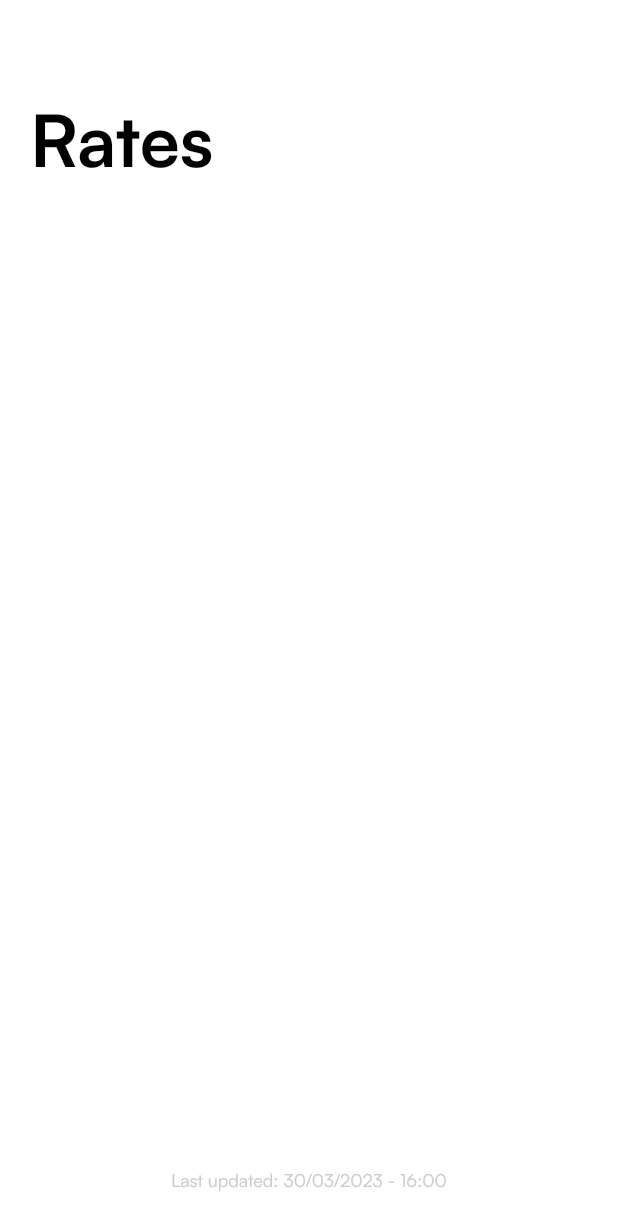
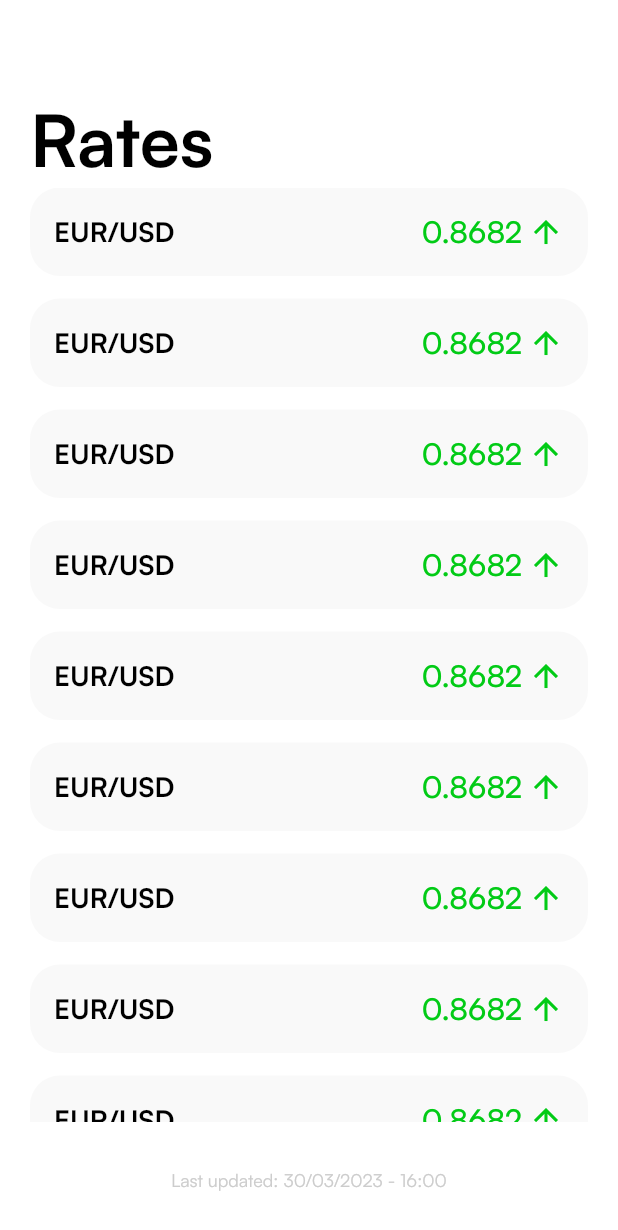
Before and after one commit to tavangar79/currency_rate_challange, a Flutter app: the screen it shows after launch, on a phone screen of 412 x 824 dp. Shown: the top 1230 px of the screen. Run offline on Flutter 3.47's test engine with Material 2 defaults, Android fonts, the phone set to English and light mode, and no system bars; our stand-ins replace get.

Commit message:
add currentcy row item for listview

```diff
--- /dev/null
+++ b/lib/components/currency_row_item.dart
@@ -0,0 +1,42 @@
+import 'package:flutter/material.dart';
+
+class CurrencyRowItem extends StatelessWidget {
+  const CurrencyRowItem({Key? key}) : super(key: key);
+
+  @override
+  Widget build(BuildContext context) {
+    return Container(
+      padding: const EdgeInsets.symmetric(horizontal: 16,vertical: 16),
+      decoration: BoxDecoration(
+        color: const Color(0xfff9f9f9),
+        borderRadius: BorderRadius.circular(20)
+      ),
+      margin: const EdgeInsets.only(bottom: 15),
+      child: Row(
+        mainAxisAlignment: MainAxisAlignment.spaceBetween,
+        children: [
+          Row(
+            children: const [
+              Text("EUR/USD",style: TextStyle(
+                color: Colors.black,
+                fontWeight: FontWeight.w700,
+                fontSize: 18
+              ),),
+            ],
+          ),
+          Row(
+            children: const [
+              Text("0.8682",style: TextStyle(
+                  color: Color(0xff02cb16),
+                  fontWeight: FontWeight.w500,
+                  fontSize: 20
+              ),),
+              SizedBox(width: 4,),
+              Icon(Icons.arrow_upward,color: Color(0xff02cb16)),
+            ],
+          )
+        ],
+      ),
+    );
+  }
+}
--- a/lib/pages/main_page.dart
+++ b/lib/pages/main_page.dart
@@ -1,3 +1,4 @@
+import 'package:currency_rate_challange/components/currency_row_item.dart';
 import 'package:flutter/material.dart';
 
 class MainPage extends StatelessWidget {
@@ -20,7 +21,7 @@ class MainPage extends StatelessWidget {
             Expanded(
               child:ListView.builder(
                 itemBuilder: (ctx,index){
-                  return Container();
+                  return const CurrencyRowItem();
                 },
                 itemCount: 10,
               ),
```
